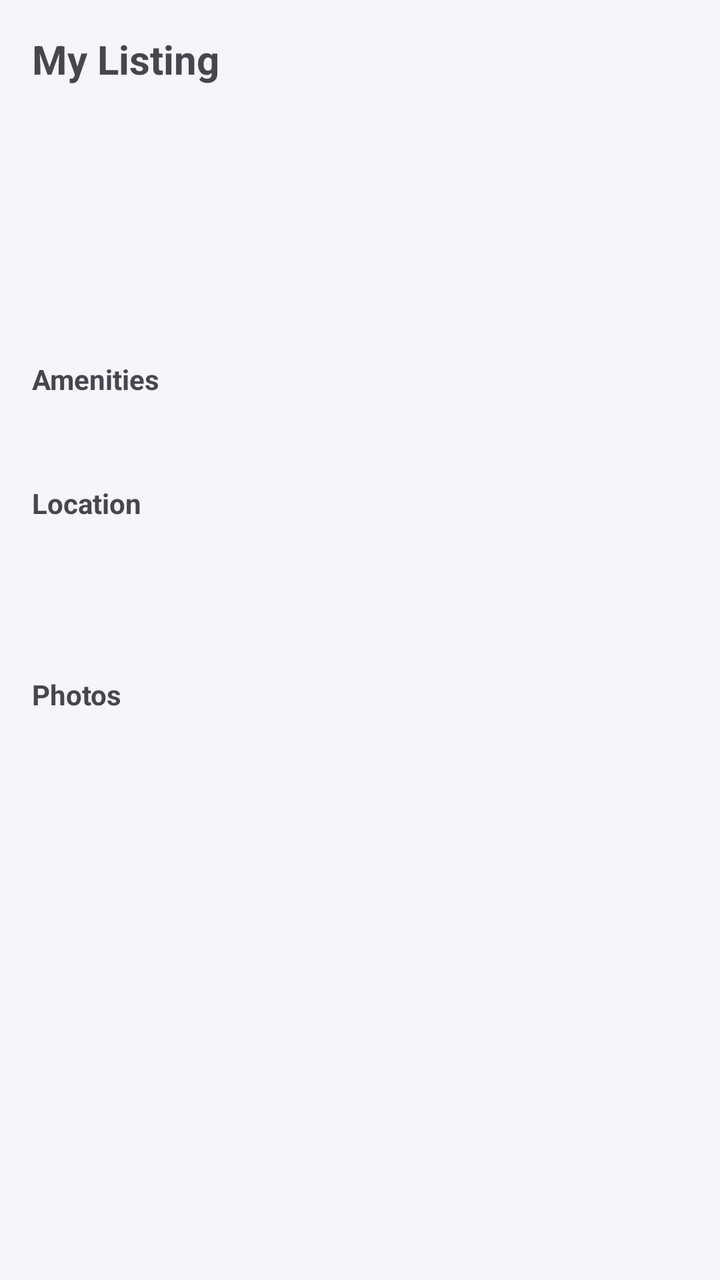
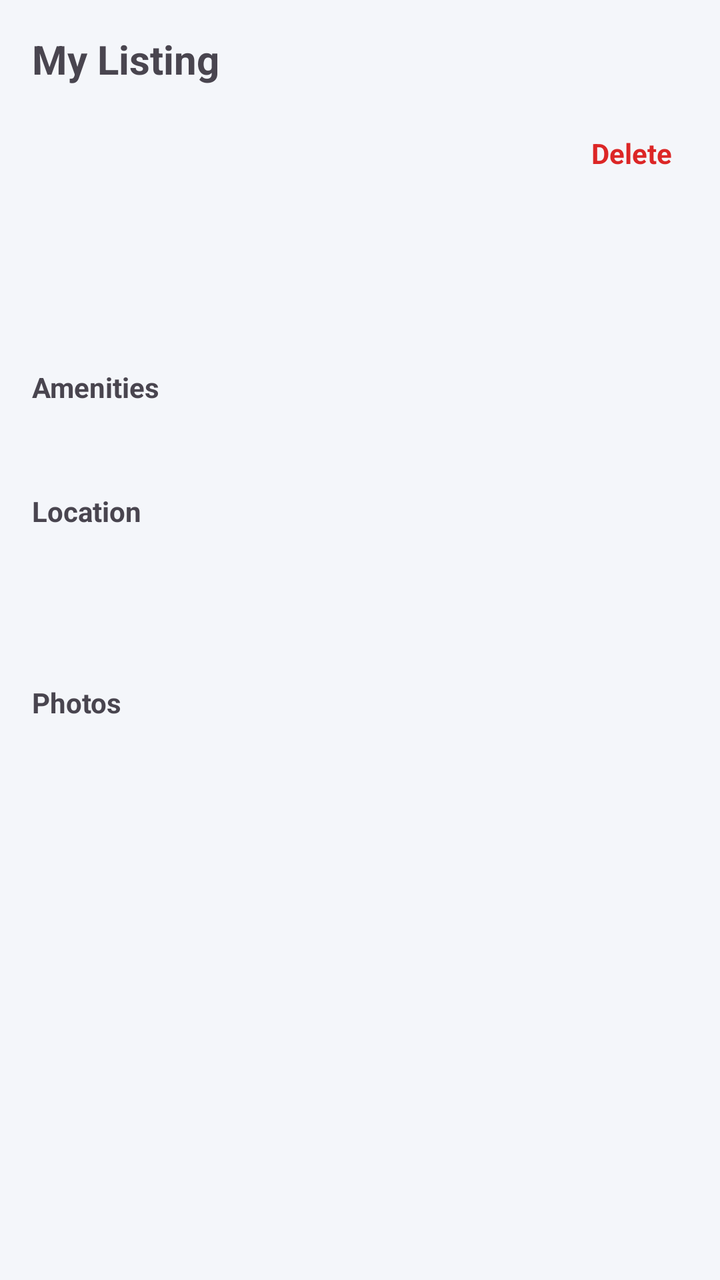

Screens rendered from an Android XML layout before and after an edit, with the pre-edit source and the edit as a unified diff.
<!-- AndroidManifest.xml: application theme Theme.CampusSaathi -->
<!-- res/layout/activity_owner_view_listing.xml -->
<?xml version="1.0" encoding="utf-8"?>
<ScrollView xmlns:android="http://schemas.android.com/apk/res/android"
    android:background="#F4F6FA"
    android:layout_width="match_parent"
    android:layout_height="match_parent">

    <LinearLayout
        android:padding="16dp"
        android:orientation="vertical"
        android:layout_width="match_parent"
        android:layout_height="wrap_content">

        
        <TextView
            android:text="My Listing"
            android:textSize="20sp"
            android:textStyle="bold"
            android:layout_marginBottom="16dp"
            android:layout_width="wrap_content"
            android:layout_height="wrap_content"/>

        <TextView
            android:id="@+id/txtStatus"
            android:layout_width="wrap_content"
            android:layout_height="wrap_content"
            android:paddingStart="16dp"
            android:paddingEnd="16dp"
            android:paddingTop="6dp"
            android:paddingBottom="6dp"
            android:textStyle="bold"
            android:textColor="@android:color/black"
            android:layout_marginBottom="12dp"/>

        
        <TextView
            android:id="@+id/txtBasicInfo"
            android:textSize="16sp"
            android:layout_marginBottom="12dp"
            android:layout_width="match_parent"
            android:layout_height="wrap_content"/>

        
        <TextView
            android:id="@+id/txtPricing"
            android:textSize="15sp"
            android:layout_marginBottom="12dp"
            android:layout_width="match_parent"
            android:layout_height="wrap_content"/>

        
        <TextView
            android:text="Amenities"
            android:textStyle="bold"
            android:layout_marginTop="12dp"
            android:layout_width="wrap_content"
            android:layout_height="wrap_content"/>

        <TextView
            android:id="@+id/txtAmenities"
            android:layout_marginBottom="12dp"
            android:layout_width="match_parent"
            android:layout_height="wrap_content"/>

        
        <TextView
            android:text="Location"
            android:textStyle="bold"
            android:layout_marginTop="12dp"
            android:layout_width="wrap_content"
            android:layout_height="wrap_content"/>

        <TextView
            android:id="@+id/txtLocation"
            android:layout_marginBottom="12dp"
            android:layout_width="match_parent"
            android:layout_height="wrap_content"/>

        
        <TextView
            android:id="@+id/txtCoordinates"
            android:textSize="13sp"
            android:layout_marginBottom="16dp"
            android:layout_width="wrap_content"
            android:layout_height="wrap_content"/>

        
        <TextView
            android:text="Photos"
            android:textStyle="bold"
            android:layout_marginTop="12dp"
            android:layout_width="wrap_content"
            android:layout_height="wrap_content"/>

        <LinearLayout
            android:id="@+id/layoutImages"
            android:orientation="vertical"
            android:layout_width="match_parent"
            android:layout_height="wrap_content"/>

    </LinearLayout>
</ScrollView>
<!-- resources referenced by this layout -->
<resources>
  <style name="Theme.CampusSaathi" parent="Base.Theme.CampusSaathi" />
  <style name="Base.Theme.CampusSaathi" parent="Theme.Material3.Light.NoActionBar">
          
      </style>
</resources>

<!-- the commit's change to res/layout/activity_owner_view_listing.xml (unified diff, before → after) -->
@@ -19,17 +19,41 @@
             android:layout_width="wrap_content"
             android:layout_height="wrap_content"/>
 
-        <TextView
-            android:id="@+id/txtStatus"
-            android:layout_width="wrap_content"
+        <LinearLayout
+            android:layout_width="match_parent"
             android:layout_height="wrap_content"
-            android:paddingStart="16dp"
-            android:paddingEnd="16dp"
-            android:paddingTop="6dp"
-            android:paddingBottom="6dp"
-            android:textStyle="bold"
-            android:textColor="@android:color/black"
-            android:layout_marginBottom="12dp"/>
+            android:orientation="horizontal"
+            android:gravity="center_vertical"
+            android:layout_marginBottom="12dp">
+
+            
+            <TextView
+                android:id="@+id/txtStatus"
+                android:layout_width="wrap_content"
+                android:layout_height="wrap_content"
+                android:paddingStart="16dp"
+                android:paddingEnd="16dp"
+                android:paddingTop="6dp"
+                android:paddingBottom="6dp"
+                android:textStyle="bold"
+                android:textColor="@android:color/black"/>
+
+            
+            <View
+                android:layout_width="0dp"
+                android:layout_height="1dp"
+                android:layout_weight="1"/>
+
+            
+            <TextView
+                android:id="@+id/btnDelete"
+                android:layout_width="wrap_content"
+                android:layout_height="wrap_content"
+                android:text="Delete"
+                android:textColor="#DC2626"
+                android:textStyle="bold"
+                android:padding="8dp"/>
+        </LinearLayout>
 
         
         <TextView
@@ -95,7 +119,10 @@
             android:id="@+id/layoutImages"
             android:orientation="vertical"
             android:layout_width="match_parent"
-            android:layout_height="wrap_content"/>
+            android:layout_height="wrap_content"
+            android:layout_marginTop="8dp"
+            android:paddingTop="4dp"
+            android:paddingBottom="16dp"/>
 
     </LinearLayout>
 </ScrollView>
